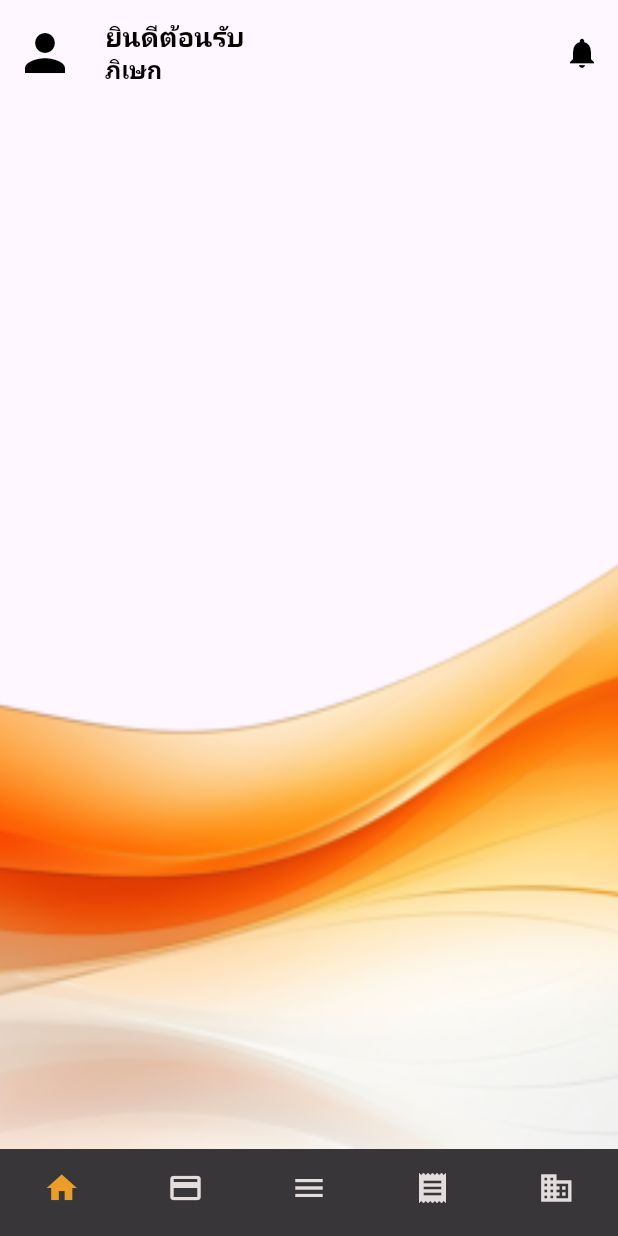
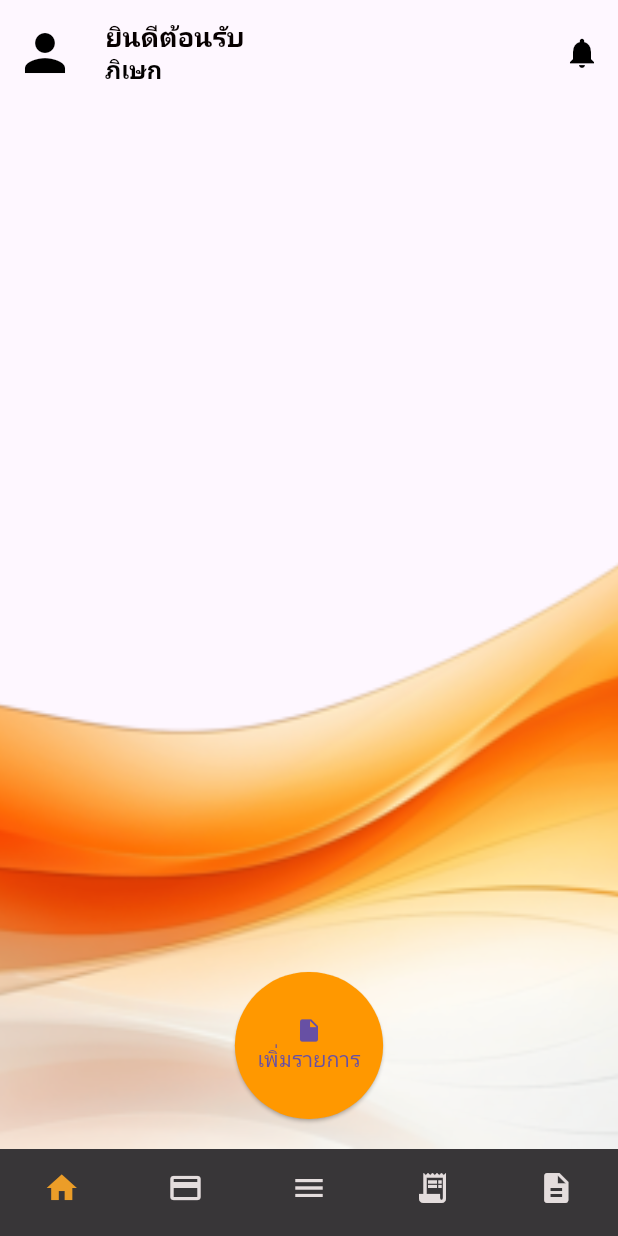
Before and after one commit to piseak02/sintaveeapp, a Flutter app: the screen it shows after launch, on a phone screen of 412 x 824 dp. Run offline on Flutter 3.47's test engine with Material 3 defaults, Android fonts, the phone set to English and light mode, and no system bars.

Commit message:
แก้ไขปุ่ม

```diff
--- a/lib/main.dart
+++ b/lib/main.dart
@@ -91,7 +91,31 @@ class _MyHomepagaState extends State<MyHomepaga> {
           child: Center(
             child: Column(
               mainAxisAlignment: MainAxisAlignment.center,
-              children: [//ต้องแก้ไข],
+              children: [
+                Spacer(),
+                Padding(
+                  padding: EdgeInsets.only(bottom: 20),
+                  child: ElevatedButton(
+                    onPressed: () {},
+                    style: ElevatedButton.styleFrom(
+                      backgroundColor: Colors.orange,
+                      padding: EdgeInsets.symmetric(
+                        horizontal: 15,
+                        vertical: 30,
+                      ),
+                      shape: RoundedRectangleBorder(
+                        borderRadius: BorderRadius.circular(200),
+                      ),
+                    ),
+                    child: Column(
+                      children: [
+                        Icon(Icons.insert_drive_file),
+                        Text("เพิ่มรายการ"),
+                      ],
+                    ),
+                  ),
+                ),
+              ],
             ),
           ),
         ),
@@ -121,15 +145,9 @@ class _MyHomepagaState extends State<MyHomepaga> {
                 ),
                 label: "เมนูหลัก"),
             BottomNavigationBarItem(
-                icon: Icon(
-                  Icons.receipt,
-                ),
-                label: "บิลลูกค้า"),
+                icon: Icon(Icons.receipt_long), label: "บิลลูกค้า"),
             BottomNavigationBarItem(
-                icon: Icon(
-                  Icons.business,
-                ),
-                label: "บิลซัพพายเออร์"),
+                icon: Icon(Icons.description), label: "บิลซัพพายเออร์"),
           ],
         ),
       ),
```
